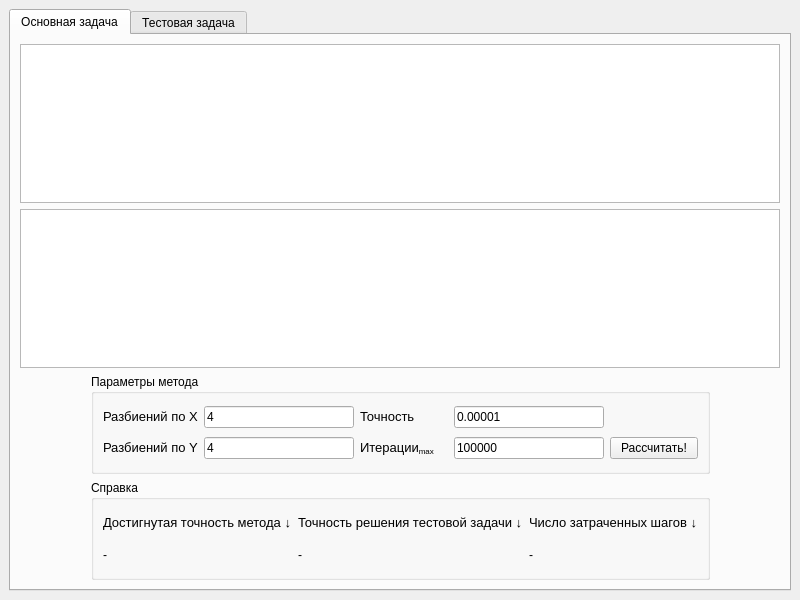
Above: mainwindow.ui from tosharybkin/numerical_analysis_lab_04 before the change. Below: the same form after it.
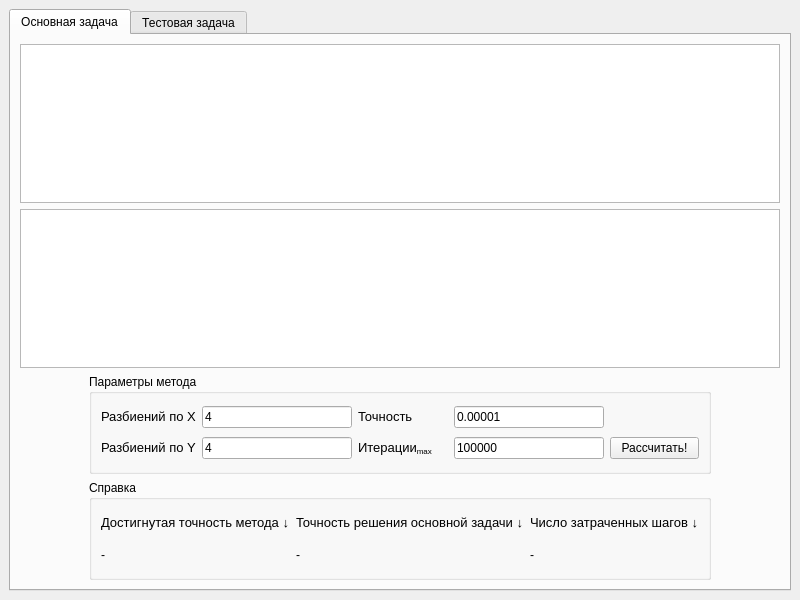
That is the form after the change.

Commit message: Change main task accuracy label in gui

What changed in the file:
```diff
--- a/mainwindow.ui
+++ b/mainwindow.ui
@@ -173,7 +173,7 @@
            <item row="0" column="1">
             <widget class="QLabel" name="label_8">
              <property name="text">
-              <string>&lt;html&gt;&lt;head/&gt;&lt;body&gt;&lt;p&gt;&lt;span style=&quot; font-size:10pt;&quot;&gt;Точность решения тестовой задачи ↓&lt;/span&gt;&lt;/p&gt;&lt;/body&gt;&lt;/html&gt;</string>
+              <string>&lt;html&gt;&lt;head/&gt;&lt;body&gt;&lt;p&gt;&lt;span style=&quot; font-size:10pt;&quot;&gt;Точность решения основной задачи ↓&lt;/span&gt;&lt;/p&gt;&lt;/body&gt;&lt;/html&gt;</string>
              </property>
             </widget>
            </item>
```
